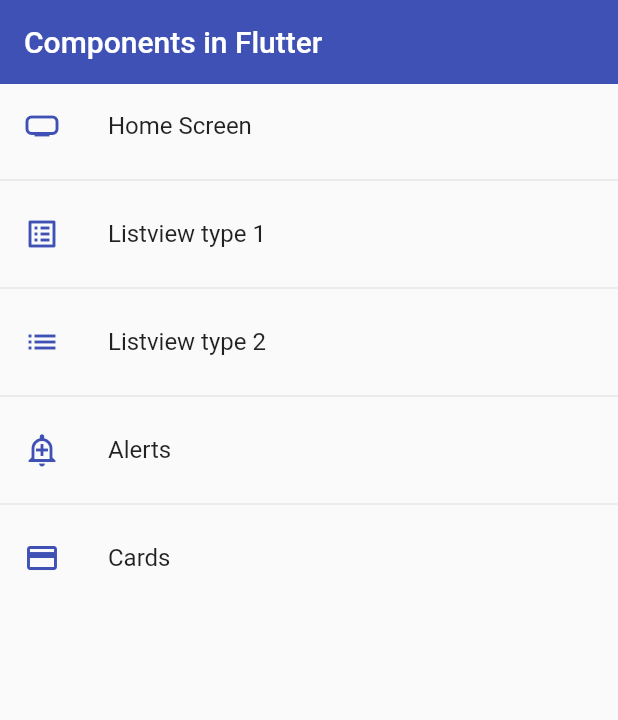
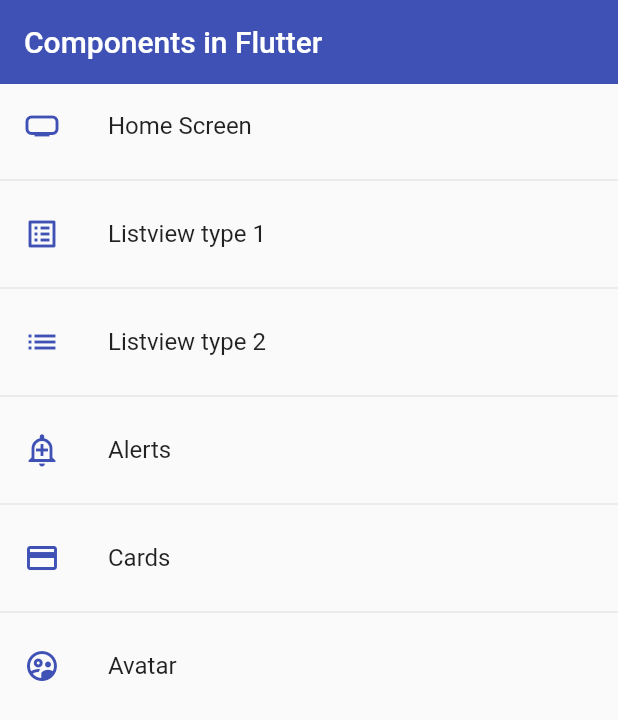
Before and after one commit to luisfdomontoya/flr_component, a Flutter app: the screen it shows after launch, on a phone screen of 412 x 824 dp. Shown: the top 720 px of the screen. Run offline on Flutter 3.47's test engine with Material 2 defaults, Android fonts, the phone set to English and light mode, and no system bars.

Commit message:
widget CircleAvatar

```diff
--- a/lib/router/app_routes.dart
+++ b/lib/router/app_routes.dart
@@ -33,6 +33,11 @@ class AppRoutes {
         name: 'Cards',
         screen: const CardScreen(),
         icon: Icons.credit_card),
+    MenuOption(
+        route: 'avatar',
+        name: 'Avatar',
+        screen: const AvatarScreen(),
+        icon: Icons.supervised_user_circle_outlined),
   ];
 
   static Map<String, Widget Function(BuildContext)> getAppRoutes() {
--- a/lib/screens/screens.dart
+++ b/lib/screens/screens.dart
@@ -12,3 +12,4 @@ export 'package:flr_component/screens/card_screen.dart';
 export 'package:flr_component/screens/home_screen.dart';
 export 'package:flr_component/screens/listview1_screen.dart';
 export 'package:flr_component/screens/listview2_screen.dart';
+export 'package:flr_component/screens/avatar_screen.dart';
```
Also changed, not shown: lib/screens/avatar_screen.dart (added, +31 -0 lines), assets/pngwing.com.png (added).
